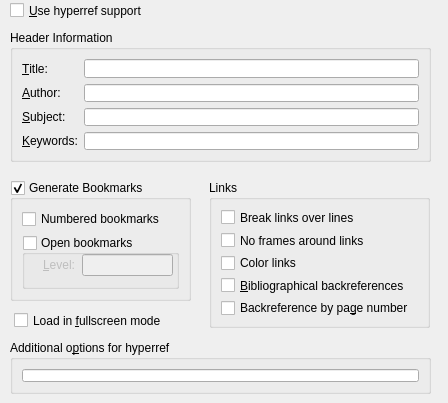
Before: the Qt Designer form src/frontends/qt4/ui/PDFSupportUi.ui in cburschka/lyx, drawn with Qt 5.
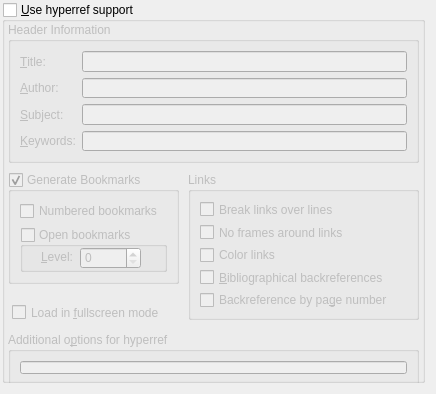
After: the same form once the commit is applied.

Commit message: PDFOptions: replace bookmarkslevel edit field by a spinbox (by Pavel)

```diff
--- a/src/frontends/qt4/ui/PDFSupportUi.ui
+++ b/src/frontends/qt4/ui/PDFSupportUi.ui
@@ -5,161 +5,37 @@
    <rect>
     <x>0</x>
     <y>0</y>
-    <width>448</width>
-    <height>403</height>
+    <width>436</width>
+    <height>394</height>
    </rect>
   </property>
-  <widget class="QCheckBox" name="use_hyperrefCB" >
+  <widget class="QGroupBox" name="use_hyperrefGB" >
    <property name="geometry" >
     <rect>
-     <x>10</x>
-     <y>0</y>
-     <width>141</width>
-     <height>21</height>
+     <x>2</x>
+     <y>2</y>
+     <width>423</width>
+     <height>381</height>
     </rect>
    </property>
    <property name="toolTip" >
     <string>Enable clickable crossreferences and header informations</string>
    </property>
-   <property name="text" >
+   <property name="title" >
     <string>&amp;Use hyperref support</string>
    </property>
-  </widget>
-  <widget class="QCheckBox" name="fullscreenCB" >
-   <property name="geometry" >
-    <rect>
-     <x>14</x>
-     <y>310</y>
-     <width>161</width>
-     <height>21</height>
-    </rect>
-   </property>
-   <property name="toolTip" >
-    <string>Enable fullscreen PDF presentation</string>
-   </property>
-   <property name="text" >
-    <string>Load in &amp;fullscreen mode</string>
-   </property>
-  </widget>
-  <widget class="QGroupBox" name="groupBox_3" >
-   <property name="geometry" >
-    <rect>
-     <x>10</x>
-     <y>340</y>
-     <width>421</width>
-     <height>54</height>
-    </rect>
-   </property>
-   <property name="title" >
-    <string>Additional o&amp;ptions for hyperref</string>
-   </property>
-   <property name="flat" >
-    <bool>true</bool>
-   </property>
    <property name="checkable" >
-    <bool>false</bool>
-   </property>
-   <property name="checked" >
-    <bool>false</bool>
-   </property>
-   <layout class="QGridLayout" >
-    <property name="margin" >
-     <number>9</number>
-    </property>
-    <property name="spacing" >
-     <number>6</number>
-    </property>
-    <item row="0" column="0" >
-     <widget class="QLineEdit" name="optionsLE" >
-      <property name="toolTip" >
-       <string>eg: pdfstartview=XYZ, plainpages=false, pdfpagelabels</string>
-      </property>
-     </widget>
-    </item>
-   </layout>
-  </widget>
-  <widget class="QGroupBox" name="bookmarksGB" >
-   <property name="geometry" >
-    <rect>
-     <x>10</x>
-     <y>180</y>
-     <width>181</width>
-     <height>121</height>
-    </rect>
-   </property>
-   <property name="title" >
-    <string>Generate Bookmarks</string>
-   </property>
-   <property name="checkable" >
     <bool>true</bool>
    </property>
    <property name="checked" >
-    <bool>true</bool>
-   </property>
-   <layout class="QGridLayout" >
-    <property name="margin" >
-     <number>9</number>
-    </property>
-    <property name="spacing" >
-     <number>6</number>
-    </property>
-    <item row="1" column="0" >
-     <widget class="QGroupBox" name="bookmarksopenGB" >
-      <property name="title" >
-       <string>Open bookmarks</string>
-      </property>
-      <property name="checkable" >
-       <bool>true</bool>
-      </property>
-      <property name="checked" >
        <bool>false</bool>
       </property>
-      <widget class="QLineEdit" name="bookmarksopenlevelLE" >
-       <property name="geometry" >
-        <rect>
-         <x>60</x>
-         <y>19</y>
-         <width>91</width>
-         <height>22</height>
-        </rect>
-       </property>
-       <property name="toolTip" >
-        <string>Number of levels</string>
-       </property>
-      </widget>
-      <widget class="QLabel" name="label" >
-       <property name="geometry" >
-        <rect>
-         <x>21</x>
-         <y>22</y>
-         <width>31</width>
-         <height>16</height>
-        </rect>
-       </property>
-       <property name="text" >
-        <string>&amp;Level:</string>
-       </property>
-       <property name="buddy" >
-        <cstring>bookmarksopenlevelLE</cstring>
-       </property>
-      </widget>
-     </widget>
-    </item>
-    <item row="0" column="0" >
-     <widget class="QCheckBox" name="bookmarksnumberedCB" >
-      <property name="text" >
-       <string>Numbered bookmarks</string>
-      </property>
-     </widget>
-    </item>
-   </layout>
-  </widget>
   <widget class="QGroupBox" name="groupBox_4" >
    <property name="geometry" >
     <rect>
-     <x>209</x>
-     <y>180</y>
-     <width>221</width>
+      <x>186</x>
+      <y>170</y>
+      <width>231</width>
      <height>148</height>
     </rect>
    </property>
@@ -222,13 +98,105 @@
     </item>
    </layout>
   </widget>
+   <widget class="QGroupBox" name="bookmarksGB" >
+    <property name="geometry" >
+     <rect>
+      <x>6</x>
+      <y>170</y>
+      <width>171</width>
+      <height>112</height>
+     </rect>
+    </property>
+    <property name="title" >
+     <string>Generate Bookmarks</string>
+    </property>
+    <property name="checkable" >
+     <bool>true</bool>
+    </property>
+    <property name="checked" >
+     <bool>true</bool>
+    </property>
+    <layout class="QGridLayout" >
+     <property name="margin" >
+      <number>9</number>
+     </property>
+     <property name="spacing" >
+      <number>6</number>
+     </property>
+     <item row="0" column="0" >
+      <widget class="QCheckBox" name="bookmarksnumberedCB" >
+       <property name="text" >
+        <string>Numbered bookmarks</string>
+       </property>
+      </widget>
+     </item>
+     <item row="1" column="0" >
+      <widget class="QGroupBox" name="bookmarksopenGB" >
+       <property name="title" >
+        <string>Open bookmarks</string>
+       </property>
+       <property name="checkable" >
+        <bool>true</bool>
+       </property>
+       <property name="checked" >
+        <bool>false</bool>
+       </property>
+       <widget class="QLabel" name="label" >
+        <property name="geometry" >
+         <rect>
+          <x>21</x>
+          <y>22</y>
+          <width>31</width>
+          <height>16</height>
+         </rect>
+        </property>
+        <property name="text" >
+         <string>&amp;Level:</string>
+        </property>
+        <property name="buddy" >
+         <cstring>bookmarksopenlevelSB</cstring>
+        </property>
+       </widget>
+       <widget class="QSpinBox" name="bookmarksopenlevelSB" >
+        <property name="geometry" >
+         <rect>
+          <x>60</x>
+          <y>20</y>
+          <width>61</width>
+          <height>22</height>
+         </rect>
+        </property>
+        <property name="toolTip" >
+         <string>Number of levels</string>
+        </property>
+       </widget>
+      </widget>
+     </item>
+    </layout>
+   </widget>
+   <widget class="QCheckBox" name="fullscreenCB" >
+    <property name="geometry" >
+     <rect>
+      <x>10</x>
+      <y>300</y>
+      <width>161</width>
+      <height>21</height>
+     </rect>
+    </property>
+    <property name="toolTip" >
+     <string>Enable fullscreen PDF presentation</string>
+    </property>
+    <property name="text" >
+     <string>Load in &amp;fullscreen mode</string>
+    </property>
+   </widget>
   <widget class="QGroupBox" name="groupBox_2" >
    <property name="geometry" >
     <rect>
-     <x>10</x>
-     <y>30</y>
-     <width>421</width>
-     <height>132</height>
+      <x>6</x>
+      <y>20</y>
+      <width>411</width>
+      <height>141</height>
     </rect>
    </property>
    <property name="title" >
@@ -241,41 +209,11 @@
     <property name="spacing" >
      <number>6</number>
     </property>
-    <item row="2" column="1" >
-     <widget class="QLineEdit" name="subjectLE" />
-    </item>
-    <item row="3" column="1" >
-     <widget class="QLineEdit" name="keywordsLE" />
-    </item>
-    <item row="3" column="0" >
-     <widget class="QLabel" name="keywordsL" >
-      <property name="text" >
-       <string>&amp;Keywords:</string>
-      </property>
-      <property name="buddy" >
-       <cstring>keywordsLE</cstring>
-      </property>
-     </widget>
-    </item>
-    <item row="2" column="0" >
-     <widget class="QLabel" name="subjectL" >
-      <property name="text" >
-       <string>&amp;Subject:</string>
-      </property>
-      <property name="buddy" >
-       <cstring>subjectLE</cstring>
-      </property>
-     </widget>
-    </item>
-    <item row="1" column="0" >
-     <widget class="QLabel" name="authorL" >
-      <property name="text" >
-       <string>&amp;Author:</string>
-      </property>
-      <property name="buddy" >
-       <cstring>authorLE</cstring>
-      </property>
-     </widget>
+     <item row="1" column="1" >
+      <widget class="QLineEdit" name="authorLE" />
+     </item>
+     <item row="0" column="1" >
+      <widget class="QLineEdit" name="titleLE" />
     </item>
     <item row="0" column="0" >
      <widget class="QLabel" name="titleL" >
@@ -287,33 +225,83 @@
       </property>
      </widget>
     </item>
-    <item row="0" column="1" >
-     <widget class="QLineEdit" name="titleLE" />
-    </item>
-    <item row="1" column="1" >
-     <widget class="QLineEdit" name="authorLE" />
-    </item>
-   </layout>
-  </widget>
- </widget>
- <tabstops>
-  <tabstop>use_hyperrefCB</tabstop>
-  <tabstop>titleLE</tabstop>
-  <tabstop>authorLE</tabstop>
-  <tabstop>subjectLE</tabstop>
-  <tabstop>keywordsLE</tabstop>
-  <tabstop>bookmarksGB</tabstop>
-  <tabstop>bookmarksnumberedCB</tabstop>
-  <tabstop>bookmarksopenGB</tabstop>
-  <tabstop>bookmarksopenlevelLE</tabstop>
-  <tabstop>optionsLE</tabstop>
-  <tabstop>breaklinksCB</tabstop>
-  <tabstop>pdfborderCB</tabstop>
-  <tabstop>colorlinksCB</tabstop>
-  <tabstop>backrefCB</tabstop>
-  <tabstop>pagebackrefCB</tabstop>
-  <tabstop>fullscreenCB</tabstop>
- </tabstops>
+     <item row="1" column="0" >
+      <widget class="QLabel" name="authorL" >
+       <property name="text" >
+        <string>&amp;Author:</string>
+       </property>
+       <property name="buddy" >
+        <cstring>authorLE</cstring>
+       </property>
+      </widget>
+     </item>
+     <item row="2" column="0" >
+      <widget class="QLabel" name="subjectL" >
+       <property name="text" >
+        <string>&amp;Subject:</string>
+       </property>
+       <property name="buddy" >
+        <cstring>subjectLE</cstring>
+       </property>
+      </widget>
+     </item>
+     <item row="3" column="0" >
+      <widget class="QLabel" name="keywordsL" >
+       <property name="text" >
+        <string>&amp;Keywords:</string>
+       </property>
+       <property name="buddy" >
+        <cstring>keywordsLE</cstring>
+       </property>
+      </widget>
+     </item>
+     <item row="3" column="1" >
+      <widget class="QLineEdit" name="keywordsLE" />
+     </item>
+     <item row="2" column="1" >
+      <widget class="QLineEdit" name="subjectLE" />
+     </item>
+    </layout>
+   </widget>
+   <widget class="QGroupBox" name="groupBox_3" >
+    <property name="geometry" >
+     <rect>
+      <x>6</x>
+      <y>330</y>
+      <width>411</width>
+      <height>54</height>
+     </rect>
+    </property>
+    <property name="title" >
+     <string>Additional o&amp;ptions for hyperref</string>
+    </property>
+    <property name="flat" >
+     <bool>true</bool>
+    </property>
+    <property name="checkable" >
+     <bool>false</bool>
+    </property>
+    <property name="checked" >
+     <bool>false</bool>
+    </property>
+    <layout class="QGridLayout" >
+     <property name="margin" >
+      <number>9</number>
+     </property>
+     <property name="spacing" >
+      <number>6</number>
+     </property>
+     <item row="0" column="0" >
+      <widget class="QLineEdit" name="optionsLE" >
+       <property name="toolTip" >
+        <string>eg: pdfstartview=XYZ, plainpages=false, pdfpagelabels</string>
+       </property>
+      </widget>
+     </item>
+    </layout>
+   </widget>
+  </widget>
+ </widget>
  <includes>
   <include location="local" >qt_helpers.h</include>
  </includes>
```
Lines whose indentation alone changed are shown as unchanged. The commit also changes 2 other files.
